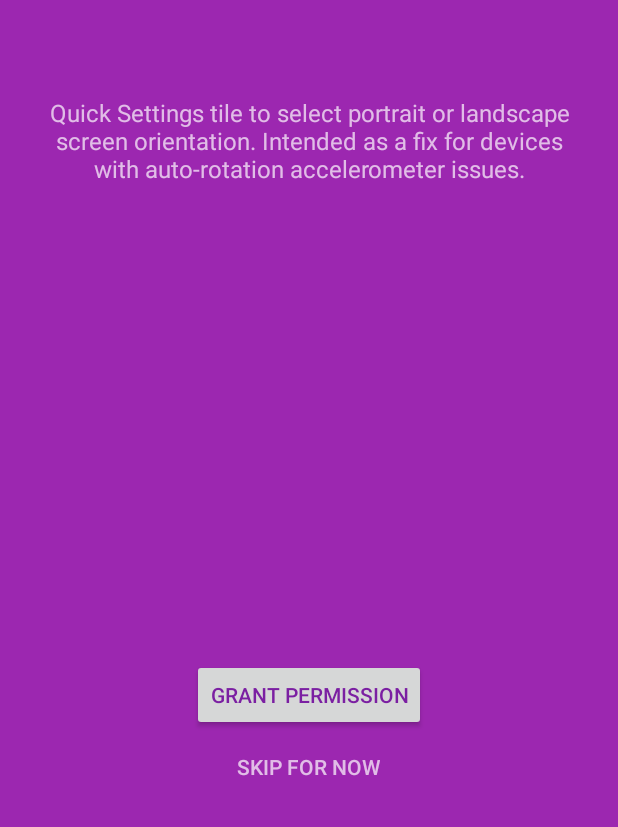
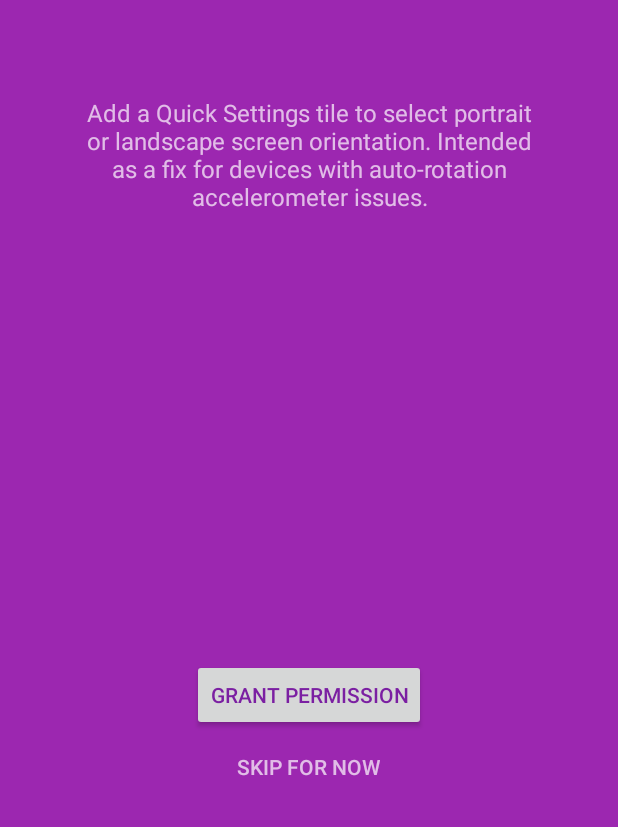
Before and after one commit to mudar/RotationQuickSetting, an Android app: the OnboardingActivity screen opened directly, with no data from a screen before it, on a phone screen of 412 x 824 dp, the part 409-1236 px from its top. Run offline under Robolectric (Android 15) with nearby library versions, the light colour scheme and no system bars.

Commit message:
Updated strings

```diff
--- a/app/src/main/res/values/strings.xml
+++ b/app/src/main/res/values/strings.xml
@@ -13,7 +13,7 @@
     <string name="prefs_cat_permission">Permission</string>
     <string name="prefs_cat_orientation">Rotation</string>
     <string name="prefs_cat_general">General</string>
-    <string name="prefs_permission_granted_title">Modify settings permission</string>
+    <string name="prefs_permission_granted_title">Permission to modify settings</string>
     <string name="prefs_permission_granted_on">Granted</string>
     <string name="prefs_permission_granted_off">Not granted, app is disabled</string>
     <string name="prefs_reverse_port_title">Reverse portrait</string>
@@ -33,7 +33,7 @@
 
     <!--Onboarding-->
     <string name="onboarding_title">@string/app_name</string>
-    <string name="onboarding_desc">Quick Settings tile to&#160;select portrait or&#160;landscape screen orientation. Intended as&#160;a&#160;fix for&#160;devices with auto‑rotation accelerometer issues.</string>
+    <string name="onboarding_desc">Add a Quick Settings tile to&#160;select portrait or&#160;landscape screen orientation. Intended as&#160;a&#160;fix for&#160;devices with auto‑rotation accelerometer issues.</string>
 
     <!--Buttons-->
     <string name="btn_try_it">Try it</string>
```
